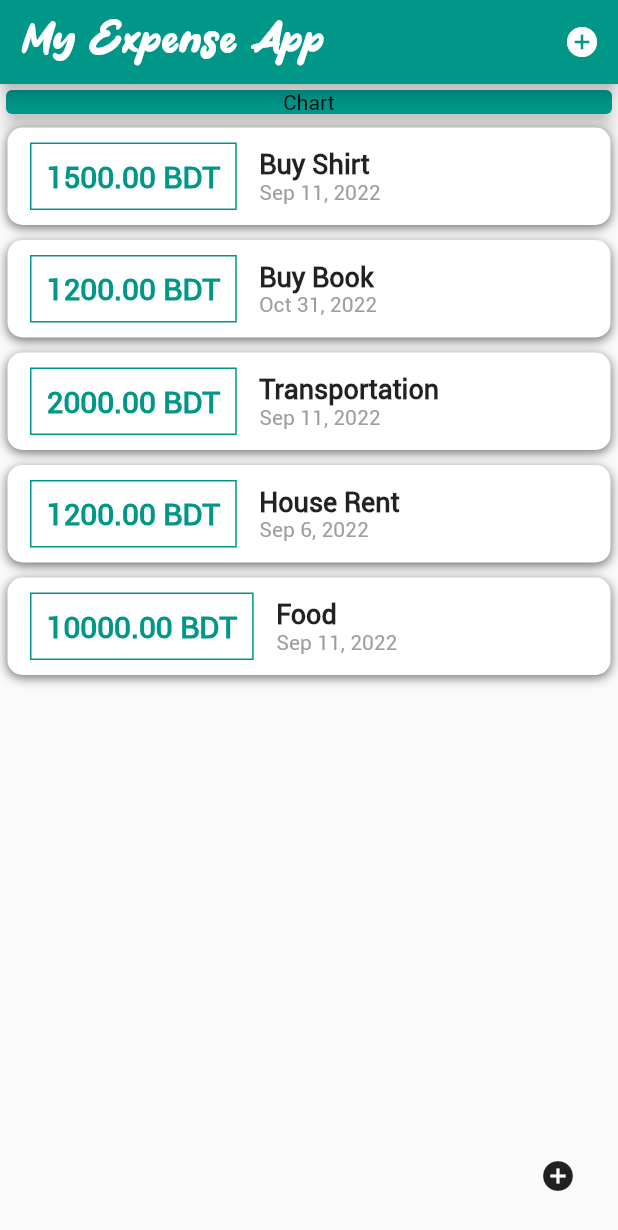
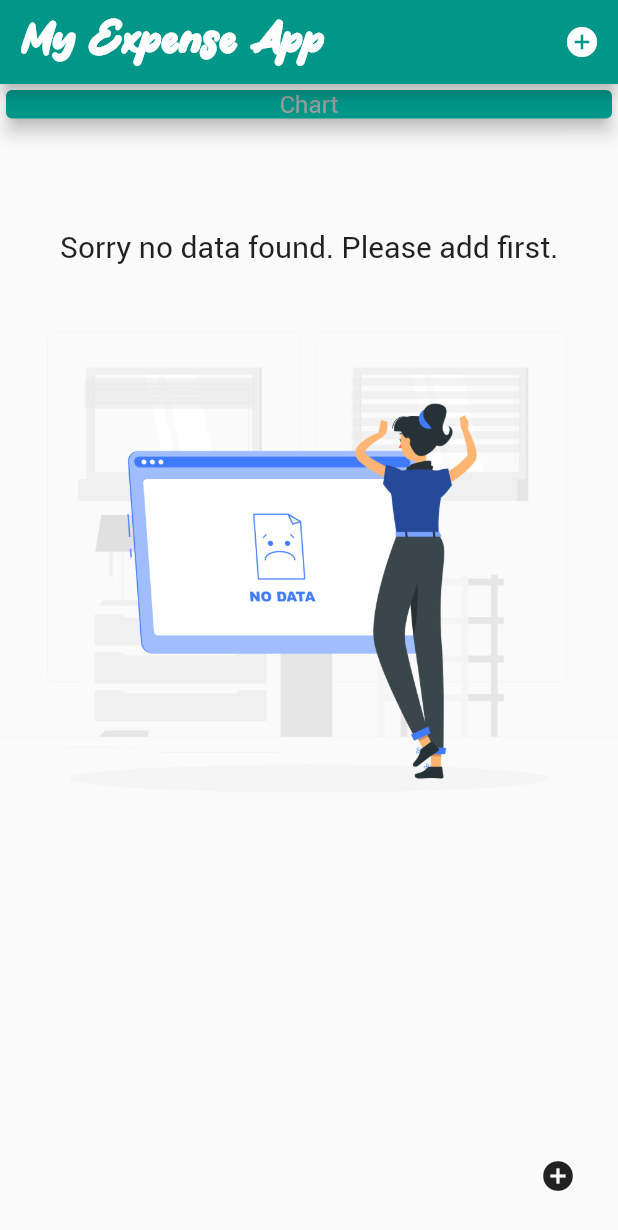
Before and after one commit to Raihan-Sharif/my_expense_app, a Flutter app: the screen it shows after launch, on a phone screen of 412 x 824 dp. Shown: the top 1230 px of the screen. Run offline on Flutter 3.47's test engine with Material 2 defaults, Android fonts, the phone set to English and light mode, and no system bars.

Commit message:
add image. and if list is empty then show no data found msg and image.

```diff
--- a/lib/main.dart
+++ b/lib/main.dart
@@ -17,10 +17,29 @@
       theme: ThemeData(
         primarySwatch: Colors.teal,
         fontFamily: 'Roboto',
+        textTheme: ThemeData.light().textTheme.copyWith(
+              subtitle2: TextStyle(
+                fontFamily: 'Roboto',
+                fontSize: 20,
+                fontWeight: FontWeight.bold,
+                color: Colors.amber,
+              ),
+              bodyText1: TextStyle(
+                fontFamily: 'Roboto',
+                fontSize: 16,
+                color: Colors.amberAccent,
+              ),
+              bodyText2: TextStyle(
+                fontFamily: 'Roboto',
+                fontSize: 16,
+                color: Colors.grey,
+              ),
+            ),
         appBarTheme: AppBarTheme(
           titleTextStyle: TextStyle(
             fontFamily: 'Bluetea',
             fontSize: 25,
+            fontWeight: FontWeight.bold,
           ),
         ),
       ),
@@ -36,7 +55,7 @@
 
 class _MyHomePageState extends State<MyHomePage> {
   List<Transactions> _transactionList = [
-    Transactions(
+    /* Transactions(
       id: 1,
       title: 'Buy Shirt',
       amount: 1500,
@@ -66,6 +85,7 @@
       amount: 10000,
       date: DateTime.now(),
     ),
+    */
   ];
 
   void _addTransaction(String txTitle, double txAmount) {
@@ -124,7 +144,23 @@
                 ),
               ),
             ),
-            TransactionList(_transactionList),
+            SizedBox(
+              height: 70,
+            ),
+            _transactionList.isEmpty
+                ? Container(
+                    height: 500,
+                    child: Column(
+                      children: <Widget>[
+                        Text(
+                          'Sorry no data found. Please add first.',
+                          style: Theme.of(context).textTheme.headline6,
+                        ),
+                        Image.asset('assets/images/No_data.png'),
+                      ],
+                    ),
+                  )
+                : TransactionList(_transactionList),
           ],
         ),
       ),
--- a/lib/widgets/transaction_list.dart
+++ b/lib/widgets/transaction_list.dart
@@ -59,18 +59,13 @@
                   children: <Widget>[
                     Text(
                       userTransactionList[index].title,
-                      style: TextStyle(
-                        fontSize: 18,
-                        fontWeight: FontWeight.bold,
-                      ),
+                      style: Theme.of(context).textTheme.subtitle2,
                     ),
                     Text(
                       DateFormat()
                           .add_yMMMd()
                           .format(userTransactionList[index].date),
-                      style: TextStyle(
-                        color: Colors.grey,
-                      ),
+                      style: Theme.of(context).textTheme.bodyText2,
                     ),
                   ],
                 ),
--- a/pubspec.yaml
+++ b/pubspec.yaml
@@ -58,8 +58,8 @@
   uses-material-design: true
 
   # To add assets to your application, add an assets section, like this:
-  # assets:
-  #   - images/a_dot_burr.jpeg
+  assets:
+    - assets/images/No_data.png
   #   - images/a_dot_ham.jpeg
 
   # An image asset can refer to one or more resolution-specific "variants", see
```
Also changed, not shown: assets/images/No_data.png (added).
